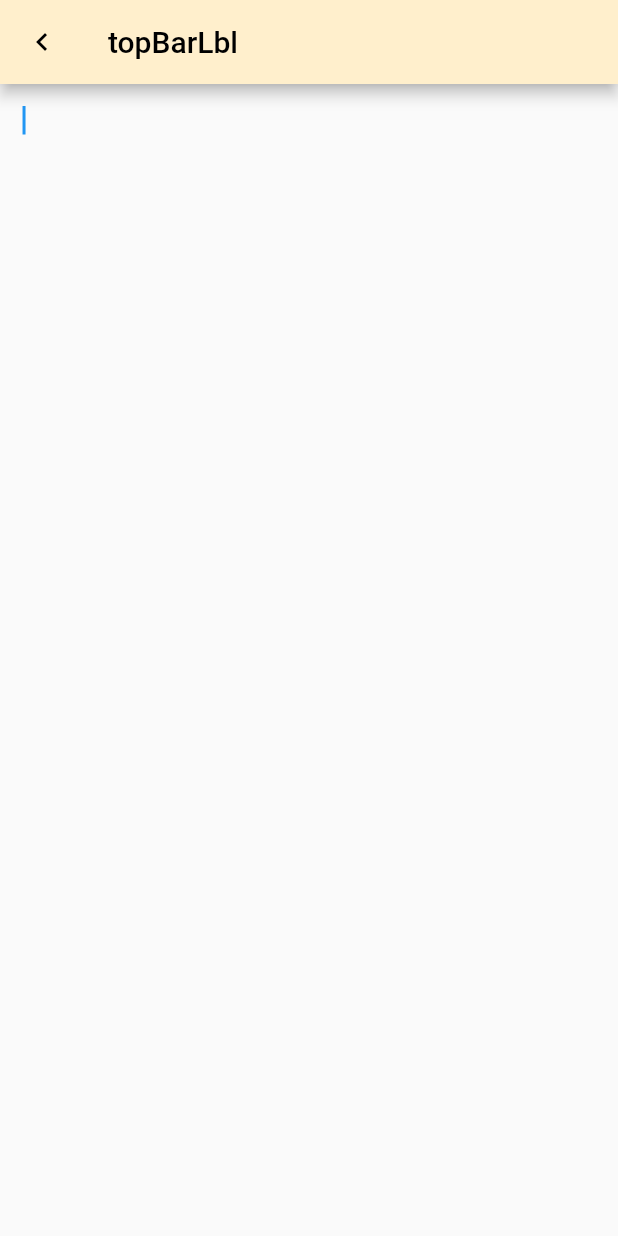
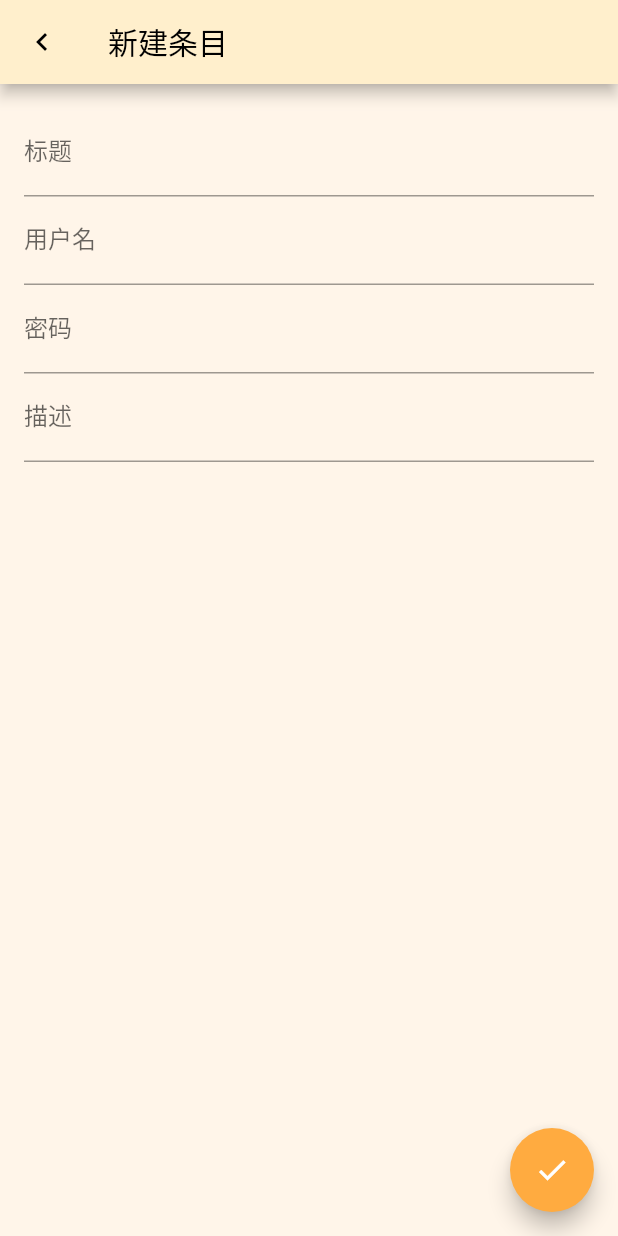
Before and after one commit to kiririx/passwd-manage-mobile, a Flutter app: the screen it shows after launch, after a tap on the "add" icon, on a phone screen of 412 x 824 dp. Run offline on Flutter 3.47's test engine with Material 2 defaults, Android fonts, the phone set to English and light mode, and no system bars; our stand-ins replace dio, flutter_datetime_picker; network calls fail.

Commit message:
feat: 完善编辑页面

```diff
--- a/lib/page/edit.dart
+++ b/lib/page/edit.dart
@@ -4,11 +4,12 @@ import 'package:flutter/material.dart';
 import 'package:flutter/services.dart';
 import 'package:flutter/widgets.dart';
 
+import '../share_data.dart';
+
 class AddOrEditPage extends StatefulWidget {
   const AddOrEditPage(
       {Key? key,
       required this.theme,
-      required this.timeDimension,
       this.dataId,
       required this.topBarLabel,
       required this.title,
@@ -16,9 +17,6 @@ class AddOrEditPage extends StatefulWidget {
       : super(key: key);
 
   final ThemeGlobal theme;
-
-  /// 时间维度参数
-  final TimeDimension timeDimension;
 
   /// id
   final String? dataId;
@@ -51,6 +49,7 @@ class AddOrEditPageState extends State<AddOrEditPage> {
   @override
   Widget build(BuildContext context) {
     return Scaffold(
+      backgroundColor: widget.theme.bodyColor,
       appBar: AppBar(
         backgroundColor: widget.theme.topBarColor,
         title: Text(
@@ -63,37 +62,69 @@ class AddOrEditPageState extends State<AddOrEditPage> {
             Navigator.pop(context);
           },
         ),
+
       ),
       body: Center(
+
+        child: Padding(padding: const EdgeInsets.all(16.0),
         child: Column(
-          children: [
-            // 标题编辑框
-            SizedBox(
-                child: TextField(
-              // 当title是空的时候，就说明是新增的数据，所以焦点应该在这里，content的逻辑同理
-              autofocus: _titleCtrl.text == "",
-              controller: _titleCtrl,
-              decoration: const InputDecoration(
-                  border: InputBorder.none, contentPadding: EdgeInsets.all(15)),
-            )),
-            // 内容编辑框
-            SizedBox(
-                child: TextField(
-                    autofocus: _titleCtrl.text != "",
-                    keyboardType: TextInputType.multiline,
-                    controller: _contentCtrl,
-                    maxLines: null,
-                    textAlignVertical: TextAlignVertical.top,
-                    decoration: const InputDecoration(
-                        border: InputBorder.none,
-                        contentPadding: EdgeInsets.all(15)),
-                    inputFormatters: [
-                      // max input count
-                      LengthLimitingTextInputFormatter(1000),
-                    ],
-                    style: const TextStyle(height: 1.5)))
+          crossAxisAlignment: CrossAxisAlignment.start,
+          children: <Widget>[
+            TextFormField(
+              decoration: InputDecoration(labelText: '标题'),
+              validator: (value) {
+                if (value!.isEmpty) {
+                  return 'Please enter your name';
+                }
+                return null;
+              },
+              onSaved: (value) {
+              },
+            ),
+            TextFormField(
+              decoration: InputDecoration(labelText: '用户名'),
+              validator: (value) {
+                if (value!.isEmpty) {
+                  return 'Please enter your email';
+                }
+                return null;
+              },
+              onSaved: (value) {
+              },
+            ),
+            TextFormField(
+              decoration: const InputDecoration(labelText: '密码'),
+              validator: (value) {
+                if (value!.isEmpty) {
+                  return 'Please enter your name';
+                }
+                return null;
+              },
+              onSaved: (value) {
+              },
+            ),
+            TextFormField(
+              // 设置为null，将允许多行输入
+              maxLines: null,
+              decoration: const InputDecoration(labelText: '描述'),
+              validator: (value) {
+                if (value!.isEmpty) {
+                  return 'Please enter your name';
+                }
+                return null;
+              },
+              onSaved: (value) {
+              },
+            ),
           ],
-        ),
+        ),),
+      ),
+      floatingActionButton: FloatingActionButton(
+        onPressed: () {
+          // 在此处添加悬浮按钮的点击事件处理代码
+        },
+        backgroundColor: Colors.orangeAccent,
+        child: const Icon(Icons.check),
       ),
     );
   }
--- a/lib/page/kernel_page.dart
+++ b/lib/page/kernel_page.dart
@@ -203,7 +203,8 @@ class _KernelPageState extends State<KernelPage> {
                               ListTile(
                                 leading: const Icon(Icons.videocam),
                                 title: Text('备注'),
-                                subtitle: Text('这是一个描述这是一个描述这是一个描述这是一个描述这是一个描述这是一个描述这是一个描述这是一个描述这是一个描述这是一个描述\n\n\n\n'),
+                                subtitle: Text(
+                                    '这是一个描述这是一个描述这是一个描述这是一个描述这是一个描述这是一个描述这是一个描述这是一个描述这是一个描述这是一个描述\n\n\n\n'),
                                 onTap: () {
                                   // do something
                                   // Navigator.pop(context);
@@ -354,7 +355,7 @@ class _KernelPageState extends State<KernelPage> {
           Navigator.push(
                   context,
                   routeAddOrEditPage(globalTheme, currentTimeDimension,
-                      topBarLabel: 'topBarLbl', title: "", content: ""))
+                      title: "", content: ""))
               .then((value) => afterSave());
         },
         child: Icon(
--- a/lib/route/page_router.dart
+++ b/lib/route/page_router.dart
@@ -19,13 +19,12 @@ import 'package:flutter/widgets.dart';
 
 /// 添加/编辑页面
 routeAddOrEditPage(ThemeGlobal theme, TimeDimension timeDimension,
-    {required String topBarLabel,
+    { String topBarLabel = "新建条目",
     required String title,
     required String content}) {
   return MaterialPageRoute(builder: (ctx) {
     return AddOrEditPage(
       theme: theme,
-      timeDimension: timeDimension,
       topBarLabel: topBarLabel,
       title: title,
       content: content,
--- a/lib/theme/theme.dart
+++ b/lib/theme/theme.dart
@@ -39,7 +39,7 @@ enum ThemeContent {
 enum ThemeGlobal {
   orange(
       topBarColor: Color(0xffffefcc),
-      bodyColor: Color(0xffffefcc),
+      bodyColor: Color(0xffFFF5E9),
       topBarTextColor: Color(0xff000000),
       bottomColor: Color(0xffffefcc),
       bottomIconSelectedColor: Color(0xffF09825),
```
